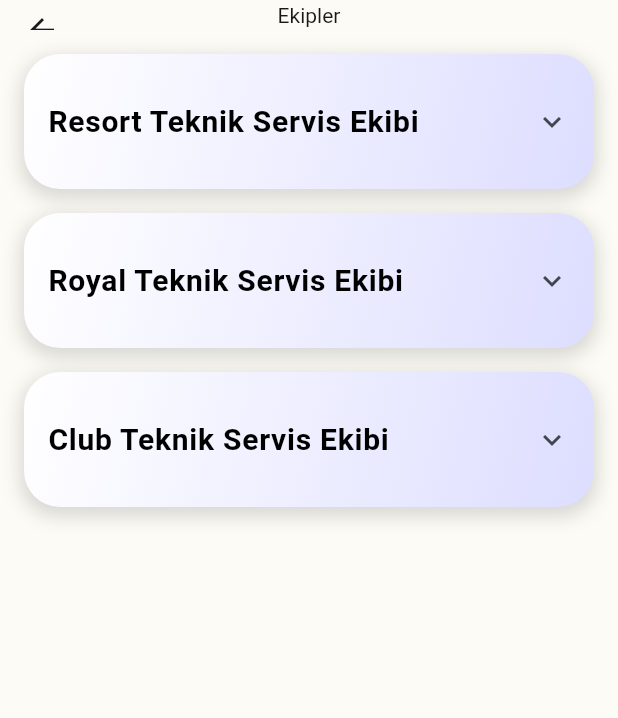
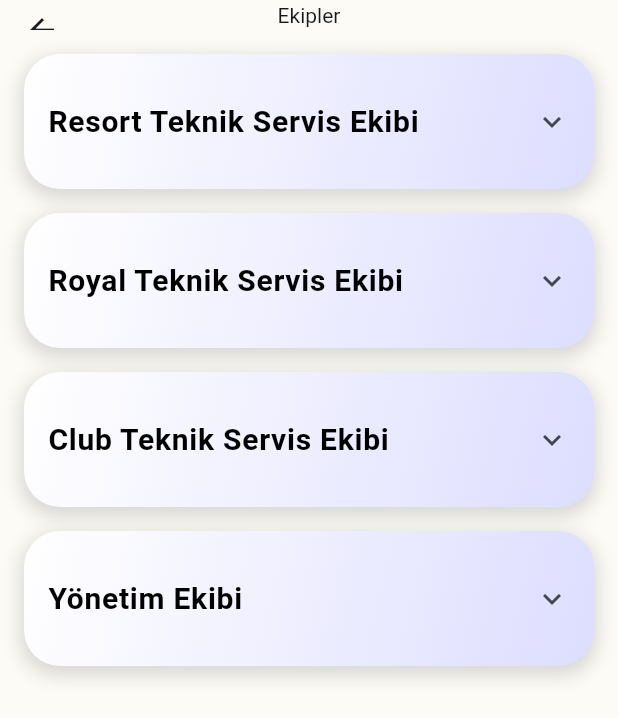
Before and after one commit to betbies/teknik, a Flutter app: the TeamsPage screen opened directly, on a phone screen of 412 x 824 dp. Shown: the top 718 px of the screen. Run offline on Flutter 3.47's test engine with Material 3 defaults, Android fonts, the phone set to English and light mode, and no system bars; our stand-ins replace curved_navigation_bar, google_fonts; missing offline and left inert: mobile_scanner.

Commit message:
Değişiklik mesajı

```diff
--- a/lib/pages/teams.dart
+++ b/lib/pages/teams.dart
@@ -23,6 +23,9 @@ class TeamsPage extends StatelessWidget {
           const SizedBox(height: 16),
           _buildTeamTile(
               context, 'Club Teknik Servis Ekibi', ['Üye 1', 'Üye 2']),
+          const SizedBox(height: 16),
+          _buildTeamTile(context, 'Yönetim Ekibi',
+              ['Üye 1', 'Üye 2']), // Yönetim Ekibi eklendi
         ],
       ),
     );
@@ -61,6 +64,7 @@ class TeamsPage extends StatelessWidget {
           ),
           children: members
               .map((member) => ListTile(
+                    leading: const Icon(Icons.person), // Profil resmi ikonu
                     title: Text(
                       member,
                       style: const TextStyle(color: Colors.black54),
--- a/pubspec.yaml
+++ b/pubspec.yaml
@@ -59,6 +59,7 @@ flutter:
   assets:
 
 
+
   # The following line ensures that the Material Icons font is
   # included with your application, so that you can use the icons in
   # the material Icons class.
```
